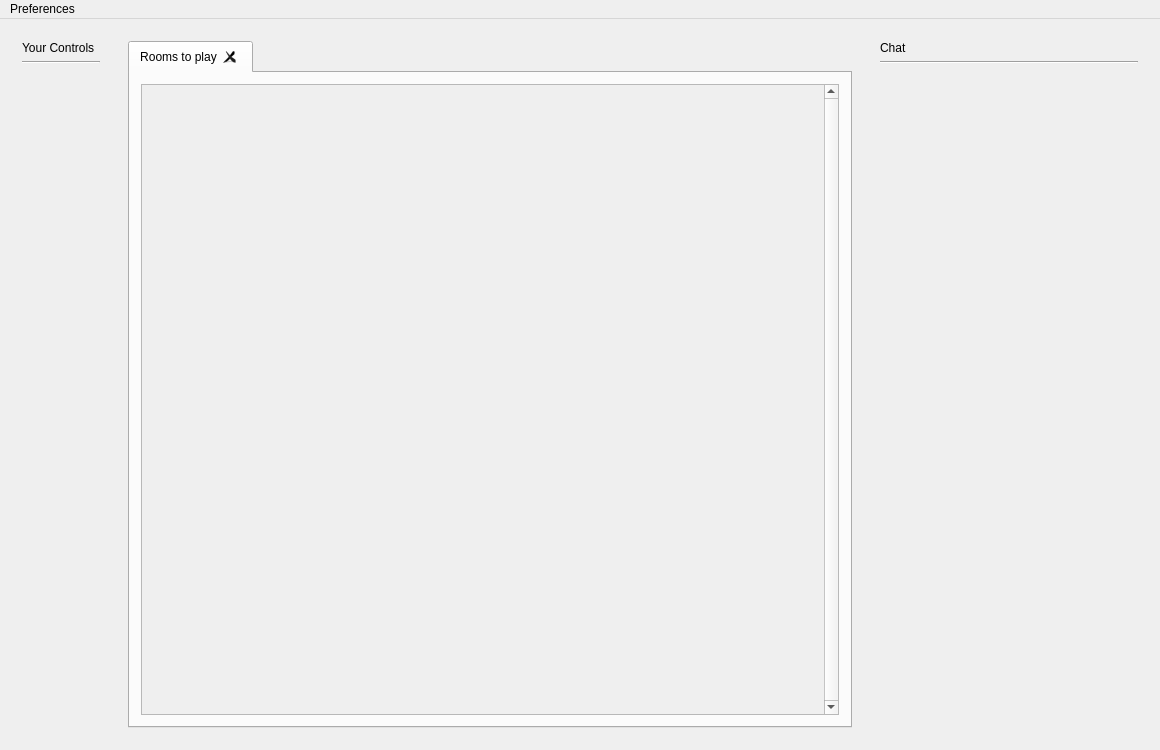
First picture: the form in src/jamtaba/gui/mainframe.ui, repository elieserdejesus/JamTaba, before the edit.
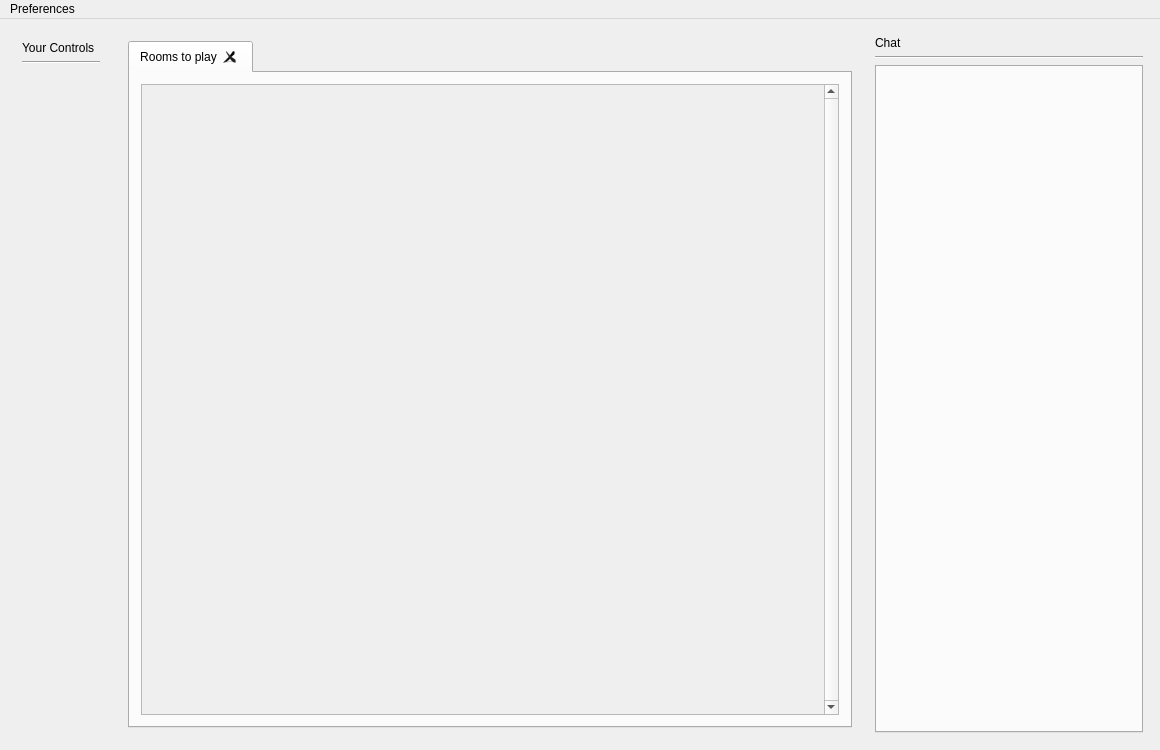
Second picture: the form after the edit.

Commit message: chat funcionando, faltam alguns detalhes

Patch:
```diff
--- a/src/jamtaba/gui/mainframe.ui
+++ b/src/jamtaba/gui/mainframe.ui
@@ -172,51 +172,36 @@
       </property>
       <layout class="QVBoxLayout" name="verticalLayout">
        <property name="leftMargin">
-        <number>0</number>
+        <number>6</number>
        </property>
        <property name="topMargin">
-        <number>0</number>
+        <number>6</number>
        </property>
        <property name="rightMargin">
-        <number>0</number>
+        <number>6</number>
        </property>
        <property name="bottomMargin">
-        <number>0</number>
+        <number>6</number>
        </property>
        <item>
-        <widget class="QWidget" name="chatPanel" native="true">
-         <property name="sizePolicy">
-          <sizepolicy hsizetype="Preferred" vsizetype="Preferred">
-           <horstretch>1</horstretch>
-           <verstretch>0</verstretch>
-          </sizepolicy>
-         </property>
-         <layout class="QVBoxLayout" name="verticalLayout_4">
-          <item>
-           <widget class="QLabel" name="label_3">
+        <widget class="QLabel" name="chatLabel">
             <property name="text">
              <string>Chat</string>
             </property>
            </widget>
           </item>
           <item>
-           <widget class="Line" name="line_3">
+        <widget class="Line" name="chatDivider">
             <property name="orientation">
              <enum>Qt::Horizontal</enum>
             </property>
            </widget>
           </item>
           <item>
-           <widget class="QWidget" name="widget_4" native="true">
-            <property name="sizePolicy">
-             <sizepolicy hsizetype="Preferred" vsizetype="Preferred">
-              <horstretch>0</horstretch>
-              <verstretch>1</verstretch>
-             </sizepolicy>
-            </property>
-           </widget>
-          </item>
-         </layout>
+        <widget class="QTabWidget" name="chatTabWidget">
+         <property name="currentIndex">
+          <number>-1</number>
+         </property>
         </widget>
        </item>
       </layout>
```
Left out of the diff: 2 changed lines with no effect on the pictures. Lines whose indentation alone changed are shown as unchanged. The commit also changes 25 other files.
